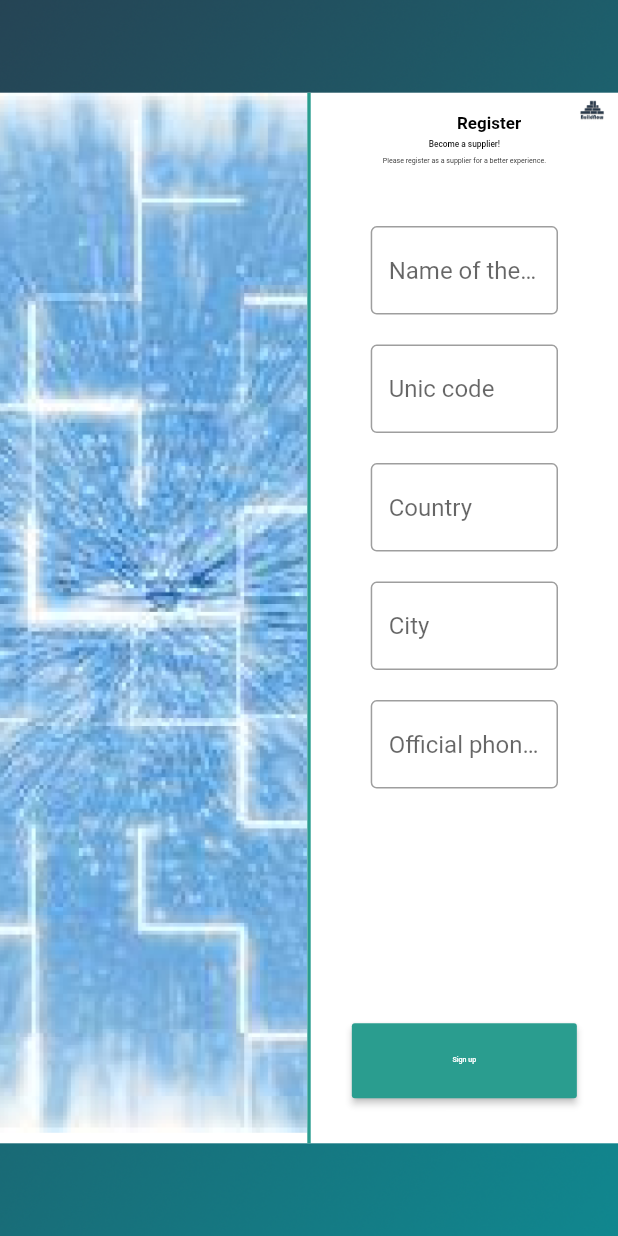
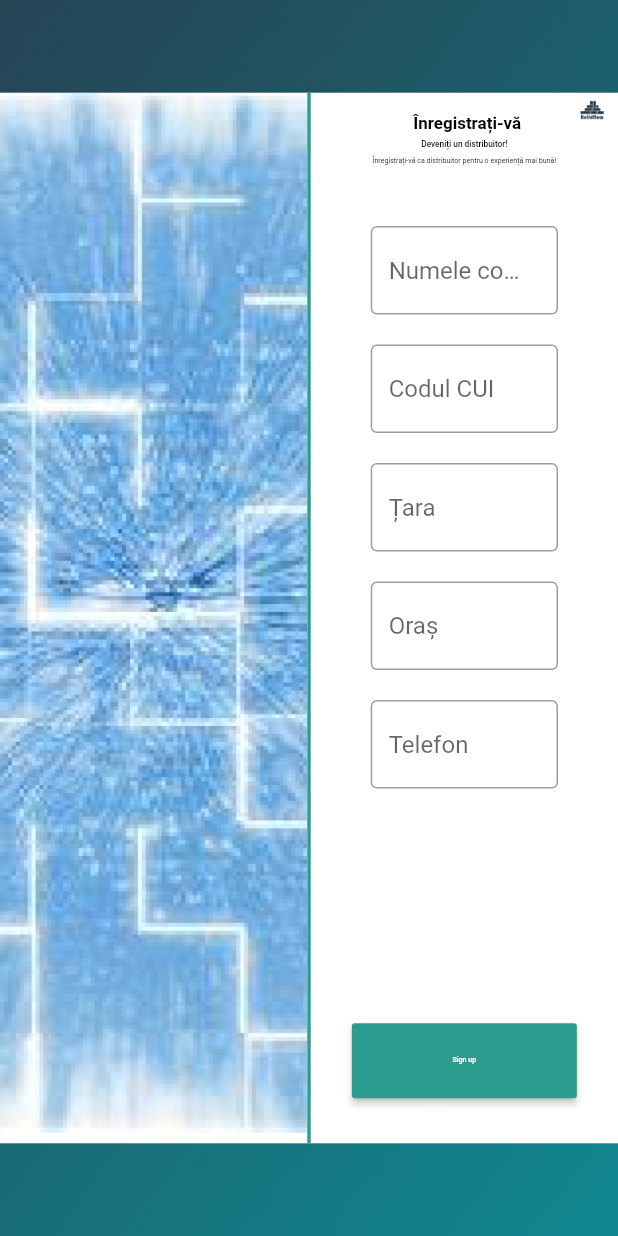
Before and after one commit to tudorkalisch/DpIT, a Flutter app: the SupplierRegisterPage screen opened directly, on a phone screen of 412 x 824 dp. Run offline on Flutter 3.47's test engine with Material 2 defaults, Android fonts, the light colour scheme and no system bars; our stand-ins replace carousel_slider, email_validator, fl_chart, flutter_rating_bar, icons_plus; missing offline and left inert: dart:html, dart:js, iconamoon.

Commit message:
RO
Changed all the language issues from the project

```diff
--- a/lib/loginpage/loginpage_form.dart
+++ b/lib/loginpage/loginpage_form.dart
@@ -99,7 +99,7 @@ class _MyWidgetState extends State<LoginPageForm> {
                       fontSize: Constants.subtitleFontSize,
                       fontWeight: FontWeight.w500),
                   child: Text(
-                    "Welcome!",
+                    "Bine ați venit!",
                     textAlign: TextAlign.center,
                   ),
                 )),
@@ -110,7 +110,7 @@ class _MyWidgetState extends State<LoginPageForm> {
                       color: Color(Constants.logoBlue),
                       fontSize: Constants.secondSubtitleFontSize),
                   child: Text(
-                    "Please log in to your account",
+                    "Logați-vă în cont",
                     textAlign: TextAlign.center,
                   ),
                 )),
@@ -137,7 +137,7 @@ class _MyWidgetState extends State<LoginPageForm> {
               top: widget.screenHeight * 0.41,
               child: Visibility(
                 child: Text(
-                  "The e-mail must be a valid mail!",
+                  "E-mail-ul trebuie să fie valid!",
                   style: TextStyle(color: Colors.red),
                 ),
                 visible: _outlineColorMail == Colors.red,
@@ -154,7 +154,7 @@ class _MyWidgetState extends State<LoginPageForm> {
                               borderSide: BorderSide(color: _outlineColorPassword)),
                           enabledBorder: OutlineInputBorder(
                               borderSide: BorderSide(color: _outlineColorPassword)),
-                          hintText: "Password",
+                          hintText: "Parolă",
                           suffixIcon: IconButton(
                             onPressed: hidePassword,
                             icon: _hiddenPassword ?
@@ -172,7 +172,7 @@ class _MyWidgetState extends State<LoginPageForm> {
               top: widget.screenHeight * 0.52,
               child: Visibility(
                 child: Text(
-                  "This password is not strong enough!",
+                  "Parola nu este destul de puternică!",
                   style: TextStyle(color: Colors.red),
                 ),
                 visible: _outlineColorPassword == Colors.red,
@@ -186,7 +186,7 @@ class _MyWidgetState extends State<LoginPageForm> {
                   child: TextButton(
                       style: TextButton.styleFrom(primary: Colors.blue),
                       onPressed: () {},
-                      child: const Text("Forgot password?")),
+                      child: const Text("Ați uitat parola?")),
                 )),
             Positioned(
                 bottom: widget.screenHeight * 0.19,
@@ -220,7 +220,7 @@ class _MyWidgetState extends State<LoginPageForm> {
                         onPressed: () {
                           Navigator.of(context).push(MaterialPageRoute(builder: (context) => RegisterPage()));
                         },
-                        child: const Text("Create account"))))
+                        child: const Text("Creați-vă un cont"))))
           ])),
     );
   }
--- a/lib/register_supplier/supplier_registerpage_form.dart
+++ b/lib/register_supplier/supplier_registerpage_form.dart
@@ -33,7 +33,7 @@ class SupplierRegisterPageForm extends StatelessWidget {
                         fontWeight: FontWeight.bold
                       ),
                       child: Text(
-                        "Register",
+                        "Înregistrați-vă",
                         textAlign: TextAlign.center,
                       )
                     )
@@ -51,7 +51,7 @@ class SupplierRegisterPageForm extends StatelessWidget {
                   fontWeight: FontWeight.w500
                 ),
                 child: Text(
-                  "Become a supplier!",
+                  "Deveniți un distribuitor!",
                   textAlign: TextAlign.center,
                 ),
               )
@@ -64,7 +64,7 @@ class SupplierRegisterPageForm extends StatelessWidget {
                   fontSize: screenWidth * 0.0115
                 ),
                 child: Text(
-                  "Please register as a supplier for a better experience.",
+                  "Înregistrați-vă ca distribuitor pentru o experiență mai bună!",
                   textAlign: TextAlign.center,
                 ),
               )
@@ -77,7 +77,7 @@ class SupplierRegisterPageForm extends StatelessWidget {
                     child: TextField(
                       decoration: InputDecoration(
                         border: OutlineInputBorder(),
-                        hintText: "Name of the Company"
+                        hintText: "Numele companiei"
                       ),
                     )
                   ),
@@ -86,7 +86,7 @@ class SupplierRegisterPageForm extends StatelessWidget {
                     child: TextField(
                       decoration: InputDecoration(
                         border: OutlineInputBorder(),
-                        hintText: "Unic code"
+                        hintText: "Codul CUI"
                       ),
                     )
                   ),
@@ -95,7 +95,7 @@ class SupplierRegisterPageForm extends StatelessWidget {
                     child: TextField(
                       decoration: InputDecoration(
                         border: OutlineInputBorder(),
-                        hintText: "Country"
+                        hintText: "Țara"
                       ),
                     )
                   ),
@@ -104,7 +104,7 @@ class SupplierRegisterPageForm extends StatelessWidget {
                     child: TextField(
                       decoration: InputDecoration(
                         border: OutlineInputBorder(),
-                        hintText: "City"
+                        hintText: "Oraș"
                       ),
                     )
                   ),
@@ -113,7 +113,7 @@ class SupplierRegisterPageForm extends StatelessWidget {
                     child: TextField(
                       decoration: InputDecoration(
                         border: OutlineInputBorder(),
-                        hintText: "Official phone number"
+                        hintText: "Telefon"
                       ),
                     )
                   ),
--- a/lib/registerpage/registerpage_form.dart
+++ b/lib/registerpage/registerpage_form.dart
@@ -85,7 +85,7 @@ class _MyWidgetState extends State<RegisterPageForm> {
               child: DefaultTextStyle(
                 style: TextStyle(color: Color(Constants.blueTextColor), fontSize: widget.screenWidth * 0.0275, fontWeight: FontWeight.bold),
                 child: Text(
-                  "Register",
+                  "Înregistrați-vă",
                   textAlign: TextAlign.center,
                 )
               )
@@ -95,7 +95,7 @@ class _MyWidgetState extends State<RegisterPageForm> {
               child: DefaultTextStyle(
                 style: TextStyle(color: Color(Constants.blueTextColor), fontSize: widget.screenWidth * 0.0135, fontWeight: FontWeight.w500),
                 child: Text(
-                  "Welcome!",
+                  "Bine ați venit!",
                   textAlign: TextAlign.center,
                 ),
               )
@@ -105,7 +105,7 @@ class _MyWidgetState extends State<RegisterPageForm> {
               child: DefaultTextStyle(
                 style: TextStyle(color: Color(Constants.blueTextColor), fontSize: widget.screenWidth * 0.0115),
                 child: Text(
-                  "Please register for a better experience.",
+                  "Înregistrați-vă pentru o experiență mai bună!",
                   textAlign: TextAlign.center,
                 ),
               )
@@ -118,7 +118,7 @@ class _MyWidgetState extends State<RegisterPageForm> {
                 width: widget.screenWidth * 0.095,
                 child: RaisedButton(
                   child: Text(
-                    "Supplier",
+                    "Distribuitor",
                   style: TextStyle(fontSize: widget.screenWidth * 0.0115),
                   ),
                   color: Color(Constants.blueButtonColor),
@@ -134,7 +134,7 @@ class _MyWidgetState extends State<RegisterPageForm> {
                 width: widget.screenWidth * 0.095,
                 child: RaisedButton(
                   child: Text(
-                    "Customer",
+                    "Client",
                   style: TextStyle(fontSize: widget.screenWidth * 0.0115),
                   ),
                   color: Color(Constants.blueButtonColor),
@@ -183,7 +183,7 @@ class _MyWidgetState extends State<RegisterPageForm> {
                       )
                     ),
                     border: OutlineInputBorder(),
-                    hintText: "Password",
+                    hintText: "Parolă",
                   ),
                   controller: passwordController,
                 )
@@ -206,7 +206,7 @@ class _MyWidgetState extends State<RegisterPageForm> {
                           color: _outlineBorderColorConfirmPassword
                         )
                       ),
-                    hintText: "Confirm Password"
+                    hintText: "Confirmă parola"
                   ),
                   controller: confirmPasswordController,
                 )
@@ -241,7 +241,7 @@ class _MyWidgetState extends State<RegisterPageForm> {
                   onPressed: () {
                     Navigator.of(context).pop();
                   },
-                  child: const Text("Already have an account?")
+                  child: const Text("Aveți deja un cont?")
                 ),
               )
             ),
```
